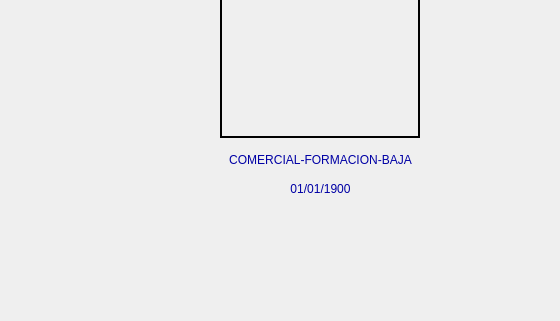
Before: the Qt Designer form control/ui/frmcontrol.ui in Peruvian/Triamera-Control, drawn with Qt 5; both pictures show x 0 to 560 and y 306 to 627 of the 641 by 627 pixel window.
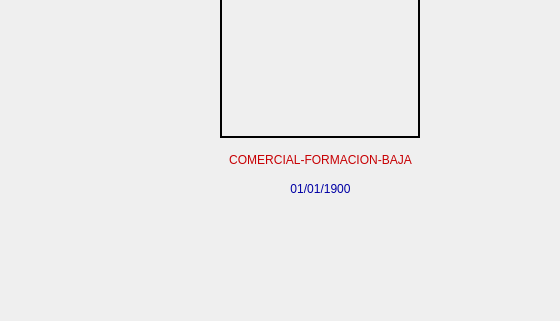
After: the same form once the commit is applied. Icons and pictures are not drawn.

```diff
--- a/control/ui/frmcontrol.ui
+++ b/control/ui/frmcontrol.ui
@@ -172,7 +172,8 @@
         <widget class="QLabel" name="lblEstado">
          <property name="styleSheet">
           <string notr="true">font: 87 24pt &quot;Arial Black&quot;;
-color: rgb(0, 0, 165);</string>
+color: rgb(199, 0, 3);
+</string>
          </property>
          <property name="text">
           <string>COMERCIAL-FORMACION-BAJA</string>
```
Left out of the diff: 2 changed lines with no effect on the pictures.
